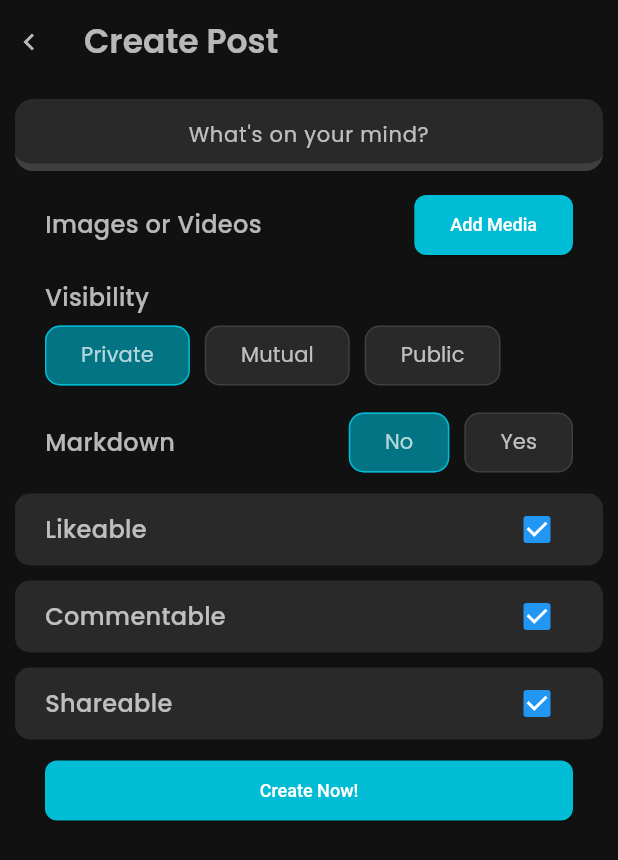
After one commit to Anurag-Bharati/RootNodeApp, a Flutter app: the CreatePostScreen screen opened directly, on a phone screen of 412 x 824 dp. The commit adds this screen. Shown: the top 860 px of the screen. Run offline on Flutter 3.47's test engine with Material 2 defaults, Android fonts, the phone set to English and light mode, and no system bars; our stand-ins replace boxicons, carousel_slider, connectivity_plus, dio, google_nav_bar, like_button and 3 more; missing offline and left inert: string_extensions; accounts and stored records are empty; generated files the repository leaves out were written again.

Commit message:
Added create post screen. Added a custom radio widget.

```diff
--- a/lib/app/constant/font.dart
+++ b/lib/app/constant/font.dart
@@ -4,6 +4,15 @@ class RootNodeFontStyle {
   static TextStyle get title => const TextStyle(
         fontSize: 18.0,
         fontWeight: FontWeight.w700,
+        overflow: TextOverflow.ellipsis,
+        fontFamily: 'Poppins',
+        height: 0,
+        color: Colors.white70,
+      );
+
+  static TextStyle get header => const TextStyle(
+        fontSize: 22.0,
+        fontWeight: FontWeight.w600,
         overflow: TextOverflow.ellipsis,
         fontFamily: 'Poppins',
         height: 0,
@@ -32,6 +41,12 @@ class RootNodeFontStyle {
         height: 0,
         color: Colors.white70,
       );
+  static TextStyle get captionDefault => const TextStyle(
+        fontSize: 14.0,
+        fontWeight: FontWeight.w400,
+        fontFamily: 'Poppins',
+        color: Colors.white70,
+      );
   static TextStyle get label => const TextStyle(
         fontSize: 14.0,
         fontWeight: FontWeight.w400,
--- a/lib/screen/dashboard/dashboard.dart
+++ b/lib/screen/dashboard/dashboard.dart
@@ -9,6 +9,7 @@ import 'package:rootnode/screen/dashboard/event_screen.dart';
 import 'package:rootnode/screen/dashboard/home_screen.dart';
 import 'package:rootnode/screen/dashboard/messenger_screen.dart';
 import 'package:rootnode/screen/dashboard/node_screen.dart';
+import 'package:rootnode/screen/misc/create_post.dart';
 
 class DashboardScreen extends StatefulWidget {
   const DashboardScreen({super.key, this.user});
@@ -31,6 +32,15 @@ class _DashboardScreenState extends State<DashboardScreen> {
   void hideNavbar() => null;
 
   // setState(() {navVisible = false;});
+
+  void _switchRoute(User user) {
+    Navigator.push(
+      context,
+      MaterialPageRoute(
+        builder: (BuildContext context) => CreatePostScreen(user: user),
+      ),
+    );
+  }
 
   int _selectedIndex = 0;
 
@@ -64,7 +74,9 @@ class _DashboardScreenState extends State<DashboardScreen> {
               _selectedIndex == 0
                   ? IconButton(
                       splashRadius: 20,
-                      onPressed: () {},
+                      onPressed: () {
+                        _switchRoute(widget.user!);
+                      },
                       icon: const Icon(Icons.add,
                           color: Colors.white70, size: 24),
                     )
--- /dev/null
+++ b/lib/screen/misc/create_post.dart
@@ -0,0 +1,263 @@
+import 'package:boxicons/boxicons.dart';
+import 'package:flutter/material.dart';
+import 'package:rootnode/app/constant/font.dart';
+import 'package:rootnode/model/user.dart';
+
+class CreatePostScreen extends StatefulWidget {
+  const CreatePostScreen({super.key, this.user});
+  final User? user;
+
+  @override
+  State<CreatePostScreen> createState() => _CreatePostScreenState();
+}
+
+class _CreatePostScreenState extends State<CreatePostScreen> {
+  final _globalkey = GlobalKey<FormState>();
+  final _captionFieldController = TextEditingController();
+  int maxLines = 1;
+  int selected = 0;
+  List<String> visibility = ['Private', 'Mutual', 'Public'];
+  @override
+  Widget build(BuildContext context) {
+    return Scaffold(
+      appBar: AppBar(
+        title: Text(
+          "Create Post",
+          style: RootNodeFontStyle.header,
+        ),
+        leadingWidth: 40,
+        leading: IconButton(
+          icon: const Icon(
+            Boxicons.bx_chevron_left,
+            color: Colors.white70,
+            size: 40,
+          ),
+          onPressed: () => Navigator.of(context).pop(),
+        ),
+      ),
+      body: Container(
+        width: double.infinity,
+        height: double.infinity,
+        color: const Color(0xFF111111),
+        padding: const EdgeInsets.all(10),
+        child: Form(
+          key: _globalkey,
+          child: SingleChildScrollView(
+            child: Column(
+              mainAxisAlignment: MainAxisAlignment.center,
+              crossAxisAlignment: CrossAxisAlignment.start,
+              children: [
+                TextFormField(
+                  onTap: () => setState(() {
+                    maxLines = 3;
+                  }),
+                  onEditingComplete: () => setState(() {
+                    FocusScope.of(context).unfocus();
+                    maxLines = 1;
+                  }),
+                  controller: _captionFieldController,
+                  maxLines: maxLines,
+                  textAlign: TextAlign.center,
+                  cursorColor: Colors.cyan[400],
+                  cursorHeight: 5,
+                  cursorWidth: 10,
+                  style: RootNodeFontStyle.captionDefault,
+                  decoration: InputDecoration(
+                    filled: true,
+                    fillColor: Colors.white10,
+                    hintText: "What's on your mind?",
+                    hintStyle: RootNodeFontStyle.caption,
+                    contentPadding: const EdgeInsets.symmetric(
+                        horizontal: 10, vertical: 10),
+                  ),
+                ),
+                const SizedBox(height: 12),
+                SizedBox(
+                  width: double.infinity,
+                  child: Padding(
+                    padding: const EdgeInsets.symmetric(horizontal: 20),
+                    child: Wrap(
+                      alignment: WrapAlignment.spaceBetween,
+                      crossAxisAlignment: WrapCrossAlignment.center,
+                      spacing: 10,
+                      children: [
+                        Text("Images or Videos", style: RootNodeFontStyle.body),
+                        ElevatedButton(
+                            onPressed: () {}, child: const Text("Add Media")),
+                      ],
+                    ),
+                  ),
+                ),
+                const SizedBox(height: 10),
+                SizedBox(
+                  width: double.infinity,
+                  child: Padding(
+                    padding: const EdgeInsets.symmetric(horizontal: 20),
+                    child: Wrap(
+                      alignment: WrapAlignment.spaceBetween,
+                      crossAxisAlignment: WrapCrossAlignment.center,
+                      spacing: 10,
+                      children: [
+                        Text("Visibility", style: RootNodeFontStyle.body),
+                        Wrap(
+                          spacing: 10,
+                          children: [
+                            RootNodeRadioButton("Private", 0),
+                            RootNodeRadioButton("Mutual", 1),
+                            RootNodeRadioButton("Public", 2),
+                          ],
+                        ),
+                      ],
+                    ),
+                  ),
+                ),
+                const SizedBox(height: 10),
+                SizedBox(
+                  width: double.infinity,
+                  child: Padding(
+                    padding: const EdgeInsets.symmetric(horizontal: 20),
+                    child: Wrap(
+                      alignment: WrapAlignment.spaceBetween,
+                      crossAxisAlignment: WrapCrossAlignment.center,
+                      spacing: 10,
+                      children: [
+                        Text("Markdown", style: RootNodeFontStyle.body),
+                        Wrap(
+                          spacing: 10,
+                          children: [
+                            RootNodeRadioButton("No", 0),
+                            RootNodeRadioButton("Yes", 1),
+                          ],
+                        ),
+                      ],
+                    ),
+                  ),
+                ),
+                const SizedBox(height: 10),
+                Container(
+                  width: double.infinity,
+                  decoration: BoxDecoration(
+                    color: Colors.white10,
+                    borderRadius: BorderRadius.circular(10),
+                  ),
+                  child: Padding(
+                    padding: const EdgeInsets.symmetric(horizontal: 20),
+                    child: Wrap(
+                      alignment: WrapAlignment.spaceBetween,
+                      crossAxisAlignment: WrapCrossAlignment.center,
+                      children: [
+                        Text("Likeable", style: RootNodeFontStyle.body),
+                        Checkbox(value: true, onChanged: (x) {})
+                      ],
+                    ),
+                  ),
+                ),
+                const SizedBox(height: 10),
+                Container(
+                  width: double.infinity,
+                  decoration: BoxDecoration(
+                    color: Colors.white10,
+                    borderRadius: BorderRadius.circular(10),
+                  ),
+                  child: Padding(
+                    padding: const EdgeInsets.symmetric(horizontal: 20),
+                    child: Wrap(
+                      alignment: WrapAlignment.spaceBetween,
+                      crossAxisAlignment: WrapCrossAlignment.center,
+                      children: [
+                        Text("Commentable", style: RootNodeFontStyle.body),
+                        Checkbox(value: true, onChanged: (x) {})
+                      ],
+                    ),
+                  ),
+                ),
+                const SizedBox(height: 10),
+                Container(
+                  width: double.infinity,
+                  decoration: BoxDecoration(
+                    color: Colors.white10,
+                    borderRadius: BorderRadius.circular(10),
+                  ),
+                  child: Padding(
+                    padding: const EdgeInsets.symmetric(horizontal: 20),
+                    child: Wrap(
+                      alignment: WrapAlignment.spaceBetween,
+                      crossAxisAlignment: WrapCrossAlignment.center,
+                      children: [
+                        Text("Shareable", style: RootNodeFontStyle.body),
+                        Checkbox(value: true, onChanged: (x) {})
+                      ],
+                    ),
+                  ),
+                ),
+                const SizedBox(height: 10),
+                SizedBox(
+                  width: double.infinity,
+                  child: Padding(
+                    padding: const EdgeInsets.symmetric(horizontal: 20),
+                    child: ElevatedButton(
+                        onPressed: () {}, child: const Text("Create Now!")),
+                  ),
+                ),
+              ],
+            ),
+          ),
+        ),
+      ),
+    );
+  }
+
+  Widget RootNodeRadioButton(String text, int index) {
+    return OutlinedButton(
+      onPressed: () => setState(() {
+        selected = index;
+      }),
+      style: ButtonStyle(
+        backgroundColor: MaterialStateColor.resolveWith((states) =>
+            selected == index
+                ? const Color.fromRGBO(2, 116, 132, 1)
+                : Colors.white10),
+        side: MaterialStateBorderSide.resolveWith((states) => BorderSide(
+            color: selected == index ? Colors.cyan : Colors.white10)),
+        shape: MaterialStateProperty.resolveWith(
+          (states) => RoundedRectangleBorder(
+            borderRadius: BorderRadius.circular(10.0),
+          ),
+        ),
+      ),
+      child: Text(
+        text,
+        style: RootNodeFontStyle.caption,
+      ),
+    );
+  }
+}
+
+// CustomRadioButton(
+//                   elevation: 0,
+//                   height: 48,
+//                   unSelectedColor: Colors.white10,
+//                   selectedBorderColor: Colors.transparent,
+//                   unSelectedBorderColor: Colors.transparent,
+//                   autoWidth: true,
+//                   buttonLables: const [
+//                     'Private',
+//                     'Mutual',
+//                     'Public',
+//                   ],
+//                   buttonValues: const [
+//                     "private",
+//                     "mutual",
+//                     "public",
+//                   ],
+//                   buttonTextStyle: ButtonTextStyle(
+//                     selectedColor: Colors.white,
+//                     unSelectedColor: Colors.white30,
+//                     textStyle: RootNodeFontStyle.caption,
+//                   ),
+//                   defaultSelected: "public",
+//                   radioButtonValue: (value) {
+//                     print(value);
+//                   },
+//                   selectedColor: Colors.cyan,
+//                 ),
--- a/pubspec.yaml
+++ b/pubspec.yaml
@@ -52,6 +52,7 @@ dependencies:
     visibility_detector: ^0.3.3
     chewie: ^1.4.0
     better_player: ^0.0.83
+    file_picker: ^5.2.5
 
 dev_dependencies:
     flutter_test:
```
